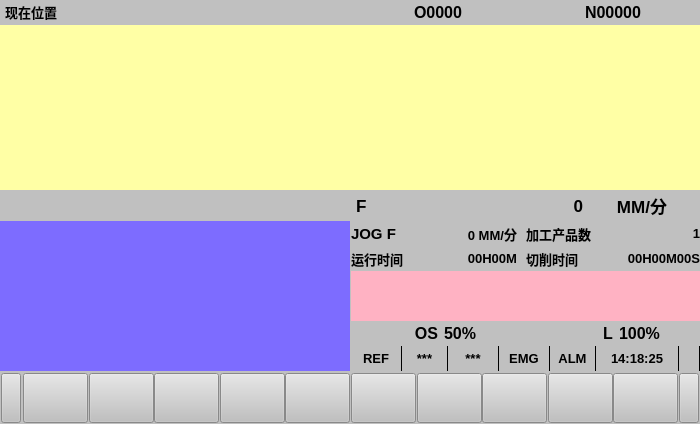
zhaojiacheng1/python, file Graduation_Project/resource/UI/CRT_Pos_Absolute.ui: the form before one commit.
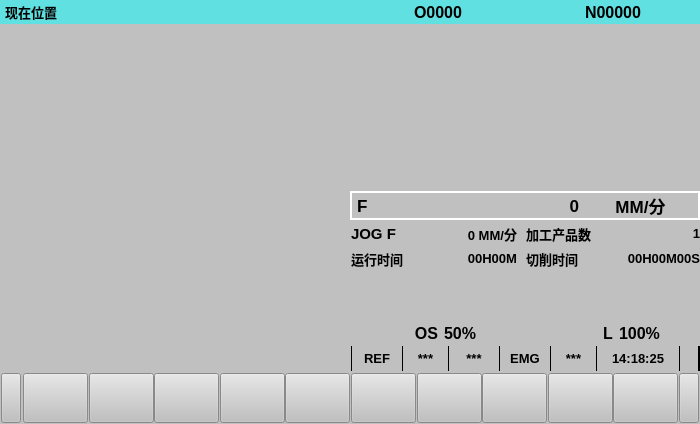
The form after the commit. Custom widgets are drawn as their Qt base class.

```diff
--- a/Graduation_Project/resource/UI/CRT_Pos_Absolute.ui
+++ b/Graduation_Project/resource/UI/CRT_Pos_Absolute.ui
@@ -50,7 +50,7 @@
    <item row="0" column="0" colspan="2">
     <widget class="QWidget" name="widget" native="true">
      <property name="styleSheet">
-      <string notr="true"/>
+      <string notr="true">background-color: rgb(96, 224, 224);</string>
      </property>
      <layout class="QHBoxLayout" name="horizontalLayout">
       <property name="spacing">
@@ -138,7 +138,7 @@
    <item row="1" column="0" colspan="2">
     <widget class="QWidget" name="widget_2" native="true">
      <property name="styleSheet">
-      <string notr="true">background-color: rgb(255, 255, 165);</string>
+      <string notr="true"/>
      </property>
     </widget>
    </item>
@@ -149,7 +149,7 @@
      </property>
      <layout class="QHBoxLayout" name="horizontalLayout_3">
       <property name="spacing">
-       <number>1</number>
+       <number>0</number>
       </property>
       <property name="leftMargin">
        <number>0</number>
@@ -177,7 +177,7 @@
         </property>
         <layout class="QHBoxLayout" name="horizontalLayout_4" stretch="0,0,0">
          <property name="spacing">
-          <number>1</number>
+          <number>0</number>
          </property>
          <property name="leftMargin">
           <number>0</number>
@@ -201,7 +201,9 @@
             </font>
            </property>
            <property name="styleSheet">
-            <string notr="true"/>
+            <string notr="true">border-top:2px solid white;
+border-bottom:2px solid white;
+border-left:2px solid white;</string>
            </property>
            <property name="text">
             <string>F</string>
@@ -221,7 +223,8 @@
             </font>
            </property>
            <property name="styleSheet">
-            <string notr="true"/>
+            <string notr="true">border-top:2px solid white;
+border-bottom:2px solid white;</string>
            </property>
            <property name="text">
             <string>0</string>
@@ -241,7 +244,9 @@
             </font>
            </property>
            <property name="styleSheet">
-            <string notr="true"/>
+            <string notr="true">border-top:2px solid white;
+border-bottom:2px solid white;
+border-right:2px solid white;</string>
            </property>
            <property name="text">
             <string>MM/分</string>
@@ -260,7 +265,7 @@
    <item row="3" column="0">
     <widget class="QWidget" name="widget_4" native="true">
      <property name="styleSheet">
-      <string notr="true">background-color: rgb(125, 108, 255);</string>
+      <string notr="true"/>
      </property>
     </widget>
    </item>
@@ -520,14 +525,14 @@
          <item>
           <widget class="QWidget" name="widget_13" native="true">
            <property name="styleSheet">
-            <string notr="true">background-color: rgb(255, 178, 195);</string>
+            <string notr="true"/>
            </property>
           </widget>
          </item>
          <item>
           <widget class="QWidget" name="widget_14" native="true">
            <property name="styleSheet">
-            <string notr="true">background-color: rgb(255, 178, 195);</string>
+            <string notr="true"/>
            </property>
           </widget>
          </item>
@@ -641,20 +646,20 @@
       <item>
        <widget class="QWidget" name="widget_10" native="true">
         <property name="styleSheet">
-         <string notr="true">background-color: rgb(0, 0, 0);</string>
+         <string notr="true">background-color: rgb(0,0,0);</string>
         </property>
         <layout class="QHBoxLayout" name="horizontalLayout_5" stretch="0,0,0,0,0,0,0">
          <property name="spacing">
           <number>1</number>
          </property>
          <property name="leftMargin">
-          <number>0</number>
+          <number>1</number>
          </property>
          <property name="topMargin">
           <number>0</number>
          </property>
          <property name="rightMargin">
-          <number>0</number>
+          <number>1</number>
          </property>
          <property name="bottomMargin">
           <number>0</number>
@@ -812,7 +817,7 @@
             <string notr="true">background-color: rgb(192, 192, 192);</string>
            </property>
            <property name="text">
-            <string>ALM</string>
+            <string>***</string>
            </property>
            <property name="alignment">
             <set>Qt::AlignCenter</set>
@@ -855,13 +860,13 @@
           <widget class="QLabel" name="label_14">
            <property name="minimumSize">
             <size>
-             <width>20</width>
+             <width>18</width>
              <height>0</height>
             </size>
            </property>
            <property name="maximumSize">
             <size>
-             <width>20</width>
+             <width>18</width>
              <height>16777215</height>
             </size>
            </property>
```
Left out of the diff: 4 changed lines with no effect on the pictures.
